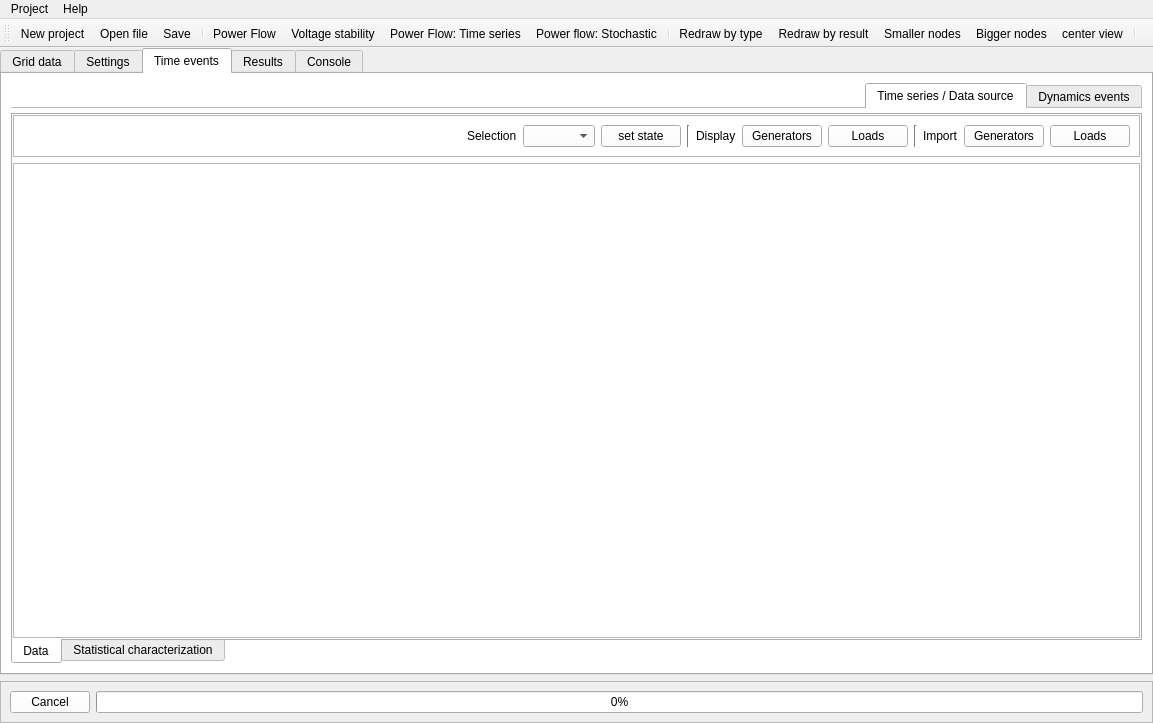
Above: UnderDevelopment/GridCal/gui/main/gui.ui from SanPen/GridCal before the change. Below: the same form after it.
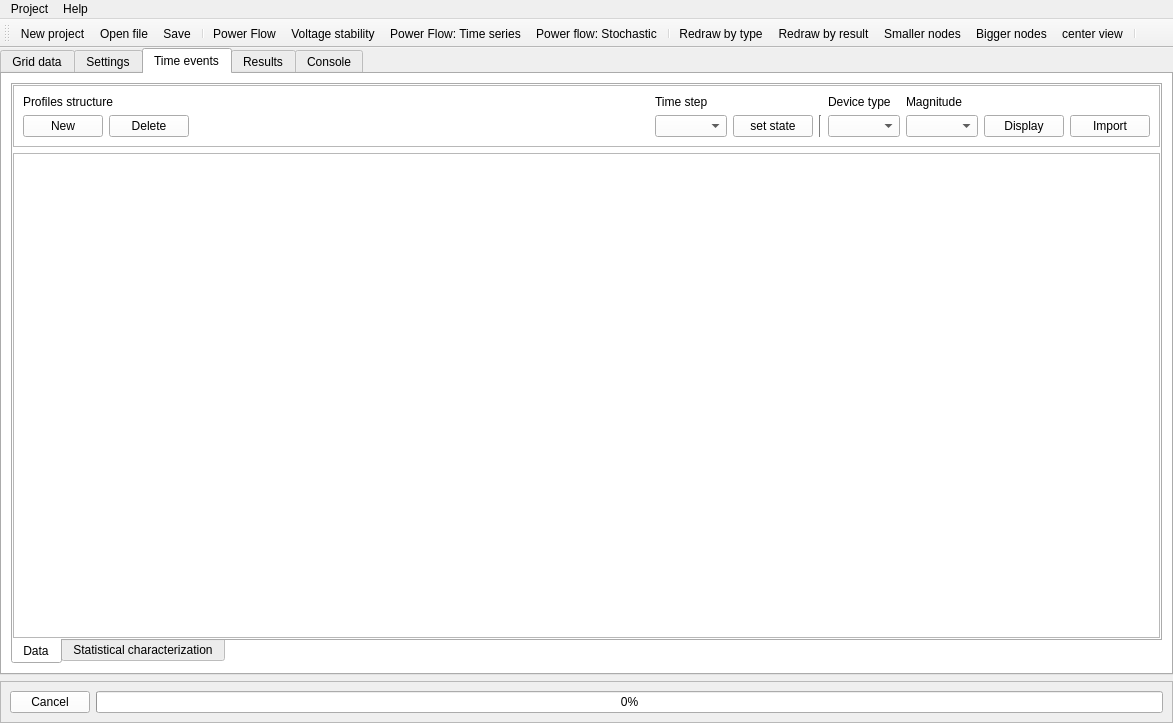
That is the form after the change. The open tabs and pages were chosen to show the change. Icons and pictures are not drawn. Custom widgets are drawn as their Qt base class.

Commit message: Began to implement the profiles editor

What changed in the file:
```diff
--- a/UnderDevelopment/GridCal/gui/main/gui.ui
+++ b/UnderDevelopment/GridCal/gui/main/gui.ui
@@ -6,7 +6,7 @@
    <rect>
     <x>0</x>
     <y>0</y>
-    <width>1153</width>
+    <width>1173</width>
     <height>723</height>
    </rect>
   </property>
@@ -1006,107 +1006,6 @@
        </attribute>
        <layout class="QVBoxLayout" name="verticalLayout_4">
         <item>
-         <widget class="QTabWidget" name="tabWidget_2">
-          <property name="layoutDirection">
-           <enum>Qt::RightToLeft</enum>
-          </property>
-          <property name="tabPosition">
-           <enum>QTabWidget::North</enum>
-          </property>
-          <property name="tabShape">
-           <enum>QTabWidget::Rounded</enum>
-          </property>
-          <property name="currentIndex">
-           <number>1</number>
-          </property>
-          <property name="elideMode">
-           <enum>Qt::ElideMiddle</enum>
-          </property>
-          <property name="documentMode">
-           <bool>true</bool>
-          </property>
-          <widget class="QWidget" name="tab_4">
-           <attribute name="title">
-            <string>Dynamics events</string>
-           </attribute>
-           <layout class="QVBoxLayout" name="verticalLayout_3">
-            <item>
-             <widget class="QFrame" name="frame_6">
-              <property name="frameShape">
-               <enum>QFrame::StyledPanel</enum>
-              </property>
-              <property name="frameShadow">
-               <enum>QFrame::Raised</enum>
-              </property>
-              <layout class="QHBoxLayout" name="horizontalLayout_3">
-               <item>
-                <spacer name="horizontalSpacer_2">
-                 <property name="orientation">
-                  <enum>Qt::Horizontal</enum>
-                 </property>
-                 <property name="sizeHint" stdset="0">
-                  <size>
-                   <width>40</width>
-                   <height>20</height>
-                  </size>
-                 </property>
-                </spacer>
-               </item>
-               <item>
-                <widget class="QPushButton" name="pushButton_3">
-                 <property name="text">
-                  <string>PushButton</string>
-                 </property>
-                </widget>
-               </item>
-               <item>
-                <widget class="QPushButton" name="pushButton_4">
-                 <property name="text">
-                  <string>PushButton</string>
-                 </property>
-                </widget>
-               </item>
-              </layout>
-             </widget>
-            </item>
-            <item>
-             <widget class="QTableView" name="tableView_2"/>
-            </item>
-           </layout>
-          </widget>
-          <widget class="QWidget" name="tab_3">
-           <attribute name="title">
-            <string>Time series / Data source</string>
-           </attribute>
-           <layout class="QVBoxLayout" name="verticalLayout_2" stretch="5">
-            <property name="leftMargin">
-             <number>0</number>
-            </property>
-            <property name="topMargin">
-             <number>4</number>
-            </property>
-            <property name="rightMargin">
-             <number>0</number>
-            </property>
-            <property name="bottomMargin">
-             <number>0</number>
-            </property>
-            <item>
-             <widget class="QFrame" name="frame_3">
-              <property name="frameShape">
-               <enum>QFrame::NoFrame</enum>
-              </property>
-              <property name="frameShadow">
-               <enum>QFrame::Plain</enum>
-              </property>
-              <layout class="QVBoxLayout" name="verticalLayout_5">
-               <property name="spacing">
-                <number>0</number>
-               </property>
-               <property name="margin">
-                <number>0</number>
-               </property>
-               <item>
                 <widget class="QTabWidget" name="tabWidget_4">
                  <property name="layoutDirection">
                   <enum>Qt::LeftToRight</enum>
@@ -1133,102 +1032,99 @@
                      <property name="frameShadow">
                       <enum>QFrame::Raised</enum>
                      </property>
-                     <layout class="QHBoxLayout" name="horizontalLayout">
-                      <item>
-                       <spacer name="horizontalSpacer">
-                        <property name="orientation">
-                         <enum>Qt::Horizontal</enum>
-                        </property>
-                        <property name="sizeHint" stdset="0">
-                         <size>
-                          <width>40</width>
-                          <height>20</height>
-                         </size>
-                        </property>
-                       </spacer>
-                      </item>
-                      <item>
+              <layout class="QGridLayout" name="gridLayout_5">
+               <item row="1" column="9">
+                <widget class="QComboBox" name="profile_device_type_comboBox"/>
+               </item>
+               <item row="1" column="11">
+                <widget class="QComboBox" name="device_type_magnitude_comboBox"/>
+               </item>
+               <item row="0" column="1" colspan="2">
+                <widget class="QLabel" name="label_8">
+                 <property name="text">
+                  <string>Profiles structure</string>
+                 </property>
+                </widget>
+               </item>
+               <item row="0" column="5" colspan="2">
                        <widget class="QLabel" name="label_10">
                         <property name="text">
-                         <string>Selection</string>
+                  <string>Time step</string>
                         </property>
                        </widget>
                       </item>
-                      <item>
+               <item row="1" column="13">
+                <widget class="QPushButton" name="profile_import_pushButton">
+                 <property name="text">
+                  <string>Import</string>
+                 </property>
+                </widget>
+               </item>
+               <item row="1" column="3">
+                <spacer name="horizontalSpacer">
+                 <property name="orientation">
+                  <enum>Qt::Horizontal</enum>
+                 </property>
+                 <property name="sizeHint" stdset="0">
+                  <size>
+                   <width>40</width>
+                   <height>20</height>
+                  </size>
+                 </property>
+                </spacer>
+               </item>
+               <item row="1" column="2">
+                <widget class="QPushButton" name="delete_profiles_structure_pushButton">
+                 <property name="text">
+                  <string>Delete</string>
+                 </property>
+                </widget>
+               </item>
+               <item row="1" column="5">
                        <widget class="QComboBox" name="profile_time_selection_comboBox"/>
                       </item>
-                      <item>
+               <item row="1" column="6">
                        <widget class="QPushButton" name="set_profile_state_button">
                         <property name="text">
                          <string>set state</string>
                         </property>
                        </widget>
                       </item>
-                      <item>
-                       <widget class="Line" name="line_7">
-                        <property name="orientation">
-                         <enum>Qt::Vertical</enum>
+               <item row="1" column="1">
+                <widget class="QPushButton" name="new_profiles_structure_pushButton">
+                 <property name="text">
+                  <string>New</string>
                         </property>
                        </widget>
                       </item>
-                      <item>
+               <item row="0" column="9">
                        <widget class="QLabel" name="label_9">
                         <property name="text">
+                  <string>Device type</string>
+                 </property>
+                </widget>
+               </item>
+               <item row="0" column="11">
+                <widget class="QLabel" name="label_21">
+                 <property name="text">
+                  <string>Magnitude</string>
+                 </property>
+                </widget>
+               </item>
+               <item row="1" column="7">
+                <widget class="Line" name="line_7">
+                 <property name="orientation">
+                  <enum>Qt::Vertical</enum>
+                 </property>
+                </widget>
+               </item>
+               <item row="1" column="12">
+                <widget class="QPushButton" name="profile_display_pushButton">
+                 <property name="text">
                          <string>Display</string>
                         </property>
                        </widget>
                       </item>
-                      <item>
-                       <widget class="QPushButton" name="visualizeGenButton">
-                        <property name="text">
-                         <string>Generators</string>
-                        </property>
-                       </widget>
-                      </item>
-                      <item>
-                       <widget class="QPushButton" name="visualizeLoadsButton">
-                        <property name="sizePolicy">
-                         <sizepolicy hsizetype="Minimum" vsizetype="Fixed">
-                          <horstretch>0</horstretch>
-                          <verstretch>0</verstretch>
-                         </sizepolicy>
-                        </property>
-                        <property name="text">
-                         <string>Loads</string>
-                        </property>
-                       </widget>
-                      </item>
-                      <item>
-                       <widget class="Line" name="line_3">
-                        <property name="orientation">
-                         <enum>Qt::Vertical</enum>
-                        </property>
-                       </widget>
-                      </item>
-                      <item>
-                       <widget class="QLabel" name="label_8">
-                        <property name="text">
-                         <string>Import</string>
-                        </property>
-                       </widget>
-                      </item>
-                      <item>
-                       <widget class="QPushButton" name="importGenButton">
-                        <property name="text">
-                         <string>Generators</string>
-                        </property>
-                       </widget>
-                      </item>
-                      <item>
-                       <widget class="QPushButton" name="importLoadButton">
-                        <property name="text">
-                         <string>Loads</string>
-                        </property>
-                        <property name="flat">
-                         <bool>false</bool>
-                        </property>
-                       </widget>
-                      </item>
                      </layout>
                     </widget>
                    </item>
@@ -1307,13 +1203,6 @@
                </item>
               </layout>
              </widget>
-            </item>
-           </layout>
-          </widget>
-         </widget>
-        </item>
-       </layout>
-      </widget>
       <widget class="QWidget" name="ResultsTab">
        <attribute name="icon">
         <iconset resource="icons.qrc">
@@ -1518,7 +1407,7 @@
     <rect>
      <x>0</x>
      <y>0</y>
-     <width>1153</width>
+     <width>1173</width>
      <height>25</height>
     </rect>
    </property>
```
Left out of the diff: 14 changed lines with no effect on the pictures. Lines whose indentation alone changed are shown as unchanged. The commit also changes 4 other files.
